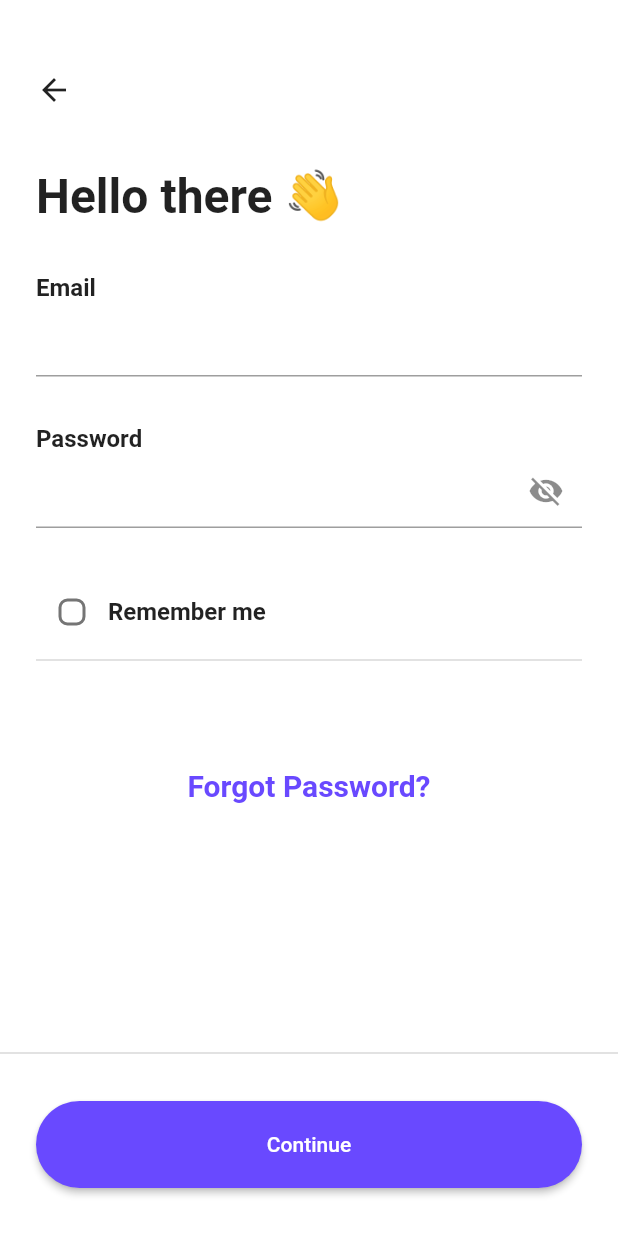
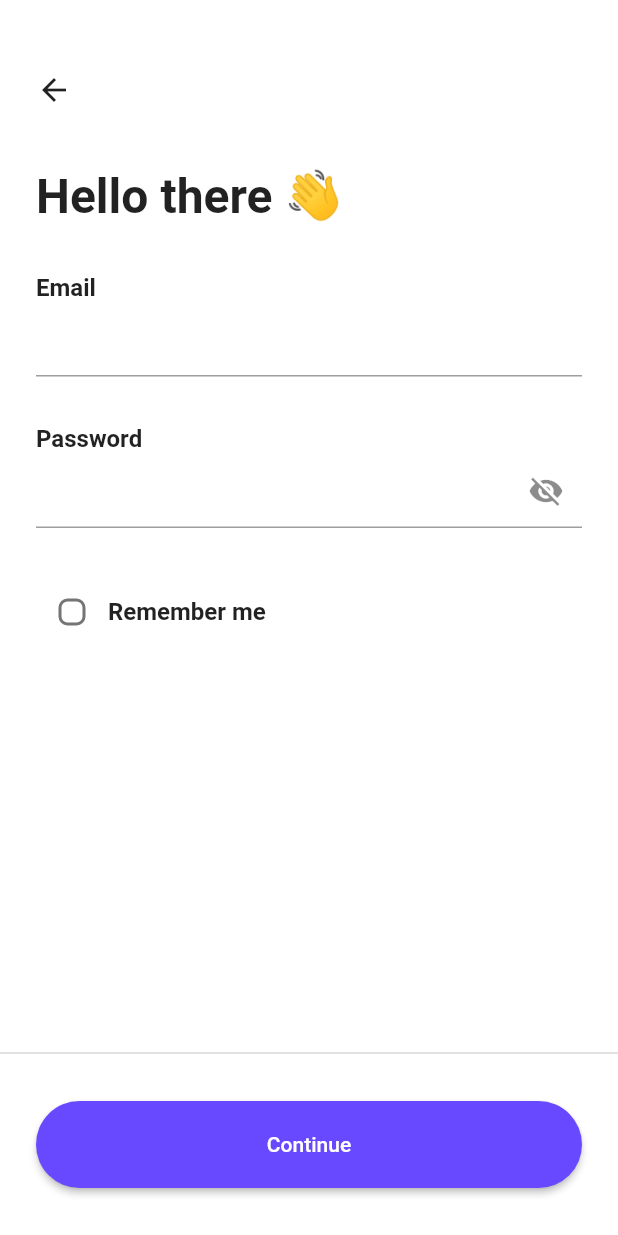
Before and after one commit to Sokhibjon18/lazy_english, a Flutter app: the SignInPage screen opened directly, on a phone screen of 412 x 824 dp. Run offline on Flutter 3.47's test engine with Material 2 defaults, Android fonts, the phone set to English and light mode, and no system bars; our stand-ins replace auto_size_text, carousel_slider, flutter_svg, flutter_tts, go_router, percent_indicator and 2 more.

Commit message:
every page connected by go_route

```diff
--- a/lib/features/authentication/pages/sign_in_page/sign_in_page.dart
+++ b/lib/features/authentication/pages/sign_in_page/sign_in_page.dart
@@ -1,5 +1,6 @@
 import 'package:flutter/material.dart';
-import '../recreate_password/forgot_password_page.dart';
+import 'package:go_router/go_router.dart';
+
 import 'widgets/sign_in_checkbox.dart';
 import 'widgets/sign_in_textfields.dart';
 
@@ -39,28 +40,6 @@ class _SignInPageState extends State<SignInPage> {
                 const SignInTextfields(),
                 const SizedBox(height: 32),
                 const SignInCheckbox(),
-                Divider(color: Colors.grey.withOpacity(0.6)),
-                const SizedBox(height: 64),
-                Center(
-                  child: InkWell(
-                    onTap: () {
-                      Navigator.push(
-                        context,
-                        MaterialPageRoute(
-                          builder: (_) => const ForgotPasswordPage(),
-                        ),
-                      );
-                    },
-                    child: const Text(
-                      'Forgot Password?',
-                      style: TextStyle(
-                        fontSize: 20,
-                        fontWeight: FontWeight.w700,
-                        color: Color(0xFF6949FF),
-                      ),
-                    ),
-                  ),
-                ),
               ],
             ),
           ),
@@ -68,12 +47,15 @@ class _SignInPageState extends State<SignInPage> {
             children: [
               Divider(color: Colors.grey.withOpacity(0.6)),
               Padding(
-                padding: const EdgeInsets.only(bottom: 32, left: 24, right: 24, top: 24),
+                padding: const EdgeInsets.only(
+                    bottom: 32, left: 24, right: 24, top: 24),
                 child: SizedBox(
                   width: double.infinity,
                   height: 58,
                   child: ElevatedButton(
-                    onPressed: () {},
+                    onPressed: () {
+                      context.go('/home');
+                    },
                     style: ElevatedButton.styleFrom(
                       backgroundColor: const Color(0xFF6949FF),
                       shape: const StadiumBorder(),
--- a/lib/features/challange/pages/challange_page.dart
+++ b/lib/features/challange/pages/challange_page.dart
@@ -15,6 +15,7 @@ class _ChallangePageState extends State<ChallangePage> {
   @override
   Widget build(BuildContext context) {
     return Scaffold(
+      resizeToAvoidBottomInset: false,
       appBar: AppBar(
         backgroundColor: Colors.white,
         shadowColor: Colors.white70,
@@ -34,8 +35,9 @@ class _ChallangePageState extends State<ChallangePage> {
                     child: Container(
                       height: 45,
                       decoration: BoxDecoration(
-                          color:
-                              _selected == true ? const Color(0xFF6949FF) : const Color(0xFFFFFFFF),
+                          color: _selected == true
+                              ? const Color(0xFF6949FF)
+                              : const Color(0xFFFFFFFF),
                           border: Border.all(color: const Color(0xFF6949FF)),
                           borderRadius: BorderRadius.circular(100)),
                       child: TextButton(
--- a/lib/features/challange/pages/widgets/badget_tab/badget_button.dart
+++ b/lib/features/challange/pages/widgets/badget_tab/badget_button.dart
@@ -12,9 +12,7 @@ class BadgetButton extends StatefulWidget {
 class _BadgetButtonState extends State<BadgetButton> {
   @override
   Widget build(BuildContext context) {
-    return SingleChildScrollView(
-      physics: const BouncingScrollPhysics(),
-      child: Padding(
+    return Padding(
       padding: const EdgeInsets.all(24),
       child: Column(
         mainAxisAlignment: MainAxisAlignment.spaceBetween,
@@ -22,7 +20,6 @@ class _BadgetButtonState extends State<BadgetButton> {
           BadgetList(),
         ],
       ),
-      ),
     );
   }
 }
--- a/lib/features/challange/pages/widgets/badget_tab/list_info_badget.dart
+++ b/lib/features/challange/pages/widgets/badget_tab/list_info_badget.dart
@@ -52,7 +52,7 @@ List<ListInfoBadget> infoListBadgetTwo = [
       typ: 'Best Target'),
 ];
 
-List<ListInfoBadget> infoListBadgetThri = [
+List<ListInfoBadget> infoListBadgetThree = [
   ListInfoBadget(
       badgetImageName: 'assets/images/fix.png',
       month: 'December',
@@ -78,5 +78,5 @@ List<ListInfoBadget> infoListBadgetThri = [
 List<List<ListInfoBadget>> listInfoBadges = [
   infoListBadgetOne,
   infoListBadgetTwo,
-  infoListBadgetThri
+  infoListBadgetThree
 ];
--- a/lib/features/go_router/app_router.dart
+++ b/lib/features/go_router/app_router.dart
@@ -1,5 +1,13 @@
 import 'package:flutter/material.dart';
 import 'package:go_router/go_router.dart';
+import 'package:lazy_english/features/authentication/pages/complete_profile_page.dart';
+import 'package:lazy_english/features/authentication/pages/sign_in_page/sign_in_page.dart';
+import 'package:lazy_english/features/authentication/pages/user_info_page.dart';
+import 'package:lazy_english/features/authentication/pages/welcome_page.dart';
+import 'package:lazy_english/features/challange/pages/challange_page.dart';
+import 'package:lazy_english/features/leaderboard/pages/leaderboard_page.dart';
+import 'package:lazy_english/features/leaderboard/pages/user_profile_details_page.dart';
+import 'package:lazy_english/features/splash/splash_page.dart';
 
 import 'bottom_navigation_bar.dart';
 
@@ -7,11 +15,37 @@ final GlobalKey<NavigatorState> _rootNavigator = GlobalKey(debugLabel: 'root');
 final GlobalKey<NavigatorState> _shellNavigator =
     GlobalKey(debugLabel: 'shell');
 
-final GoRouter router = GoRouter(
+final GoRouter bottomNavigationBarRouter = GoRouter(
   debugLogDiagnostics: true,
   navigatorKey: _rootNavigator,
-  initialLocation: '/home',
+  initialLocation: '/splash',
   routes: [
+    GoRoute(
+      path: '/splash',
+      builder: (context, state) => const SplashPage(),
+      routes: [
+        GoRoute(
+          path: 'auth_welcome',
+          builder: (context, state) => const WelcomePage(),
+          routes: [
+            GoRoute(
+              path: 'auth_user_info',
+              builder: (context, state) => const UserInfoPage(),
+              routes: [
+                GoRoute(
+                  path: 'auth_sign_up_completed',
+                  builder: (context, state) => const AuthSignUpCompletedPage(),
+                ),
+              ],
+            ),
+            GoRoute(
+              path: 'auth_sign_in',
+              builder: (context, state) => const SignInPage(),
+            )
+          ],
+        )
+      ],
+    ),
     ShellRoute(
       navigatorKey: _shellNavigator,
       builder: (context, state, child) {
@@ -31,18 +65,23 @@ final GoRouter router = GoRouter(
           path: '/leaderboard',
           pageBuilder: (context, state) {
             return const NoTransitionPage(
-                child: Scaffold(
-              body: Center(child: Text('leaderbord')),
-            ));
+              child: LeaderboardPage(),
+            );
           },
+          routes: [
+            GoRoute(
+              path: 'user_profile_details_route',
+              pageBuilder: (context, state) =>
+                  const NoTransitionPage(child: UserProfileDetailsPage()),
+            ),
+          ],
         ),
         GoRoute(
           path: '/challange',
           pageBuilder: (context, state) {
             return const NoTransitionPage(
-                child: Scaffold(
-              body: Center(child: Text('challange')),
-            ));
+              child: ChallangePage(),
+            );
           },
         ),
         GoRoute(
--- a/lib/features/test_types/sentence_match/lists.dart
+++ b/lib/features/test_types/sentence_match/lists.dart
@@ -8,7 +8,7 @@ List<String> vocabulary = [
   'Mango',
   'Qulpnayhjghkfhfh'
 ];
-Set<String> vocabularyOne = Set<String>();
+
 List<String> remuvVocabulary = [];
 
 List<Color> buttonColors = [
--- a/lib/features/test_types/sentence_match/widgets/timer_widget.dart
+++ b/lib/features/test_types/sentence_match/widgets/timer_widget.dart
@@ -5,7 +5,7 @@ class TimerWidget extends StatefulWidget {
   const TimerWidget({super.key});
 
   @override
-  _TimerWidgetState createState() => _TimerWidgetState();
+  State<TimerWidget> createState() => _TimerWidgetState();
 }
 
 class _TimerWidgetState extends State<TimerWidget> {
--- a/lib/features/test_types/voice_match/pages/voice_match_page.dart
+++ b/lib/features/test_types/voice_match/pages/voice_match_page.dart
@@ -175,7 +175,7 @@ class _VoiceMatchPageState extends State<VoiceMatchPage> {
   late stt.SpeechToText _speech;
   bool _isListening = false;
   String _text = 'I am fine thank you';
-  double _confidance = 1.0;
+  double confidance = 1.0;
 
   @override
   void initState() {
@@ -196,7 +196,7 @@ class _VoiceMatchPageState extends State<VoiceMatchPage> {
             onResult: (result) => setState(() {
               _text = result.recognizedWords;
               if (result.hasConfidenceRating && result.confidence > 0) {
-                _confidance = result.confidence;
+                confidance = result.confidence;
               }
             }),
           );
--- a/lib/features/test_types/voice_match/pages/widgets/tap_to_talk_button.dart
+++ b/lib/features/test_types/voice_match/pages/widgets/tap_to_talk_button.dart
@@ -2,11 +2,11 @@ import 'package:flutter/material.dart';
 import 'package:flutter_svg/svg.dart';
 
 class TapToTalkButton extends StatefulWidget {
-  TapToTalkButton({
+  const TapToTalkButton({
     super.key,
     required this.onListen,
   });
-  Function onListen;
+  final Function onListen;
   @override
   State<TapToTalkButton> createState() => _TapToTalkButtonState();
 }
--- a/lib/main.dart
+++ b/lib/main.dart
@@ -13,7 +13,7 @@ class MyApp extends StatelessWidget {
   Widget build(BuildContext context) {
     return MaterialApp.router(
       debugShowCheckedModeBanner: false,
-      routerConfig: router,
+      routerConfig: bottomNavigationBarRouter,
     );
   }
 }
--- a/pubspec.yaml
+++ b/pubspec.yaml
@@ -30,6 +30,7 @@ flutter:
   assets:
     - assets/vectors/
     - assets/images/
+    - assets/bottomsheet_icons/
 
 
   # example:
```
Also changed, not shown: lib/features/authentication/pages/complete_profile_page.dart (+6 -3 lines), lib/features/authentication/pages/user_info_page.dart (+8 -11 lines), lib/features/authentication/pages/welcome_page.dart (+5 -11 lines), lib/features/challange/pages/widgets/badget_tab/badget_list.dart (+14 -7 lines), lib/features/leaderboard/pages/widgets/user_places.dart (+2 -7 lines), lib/features/splash/splash_page.dart (+3 -6 lines). Lines whose indentation alone changed are shown as unchanged.
